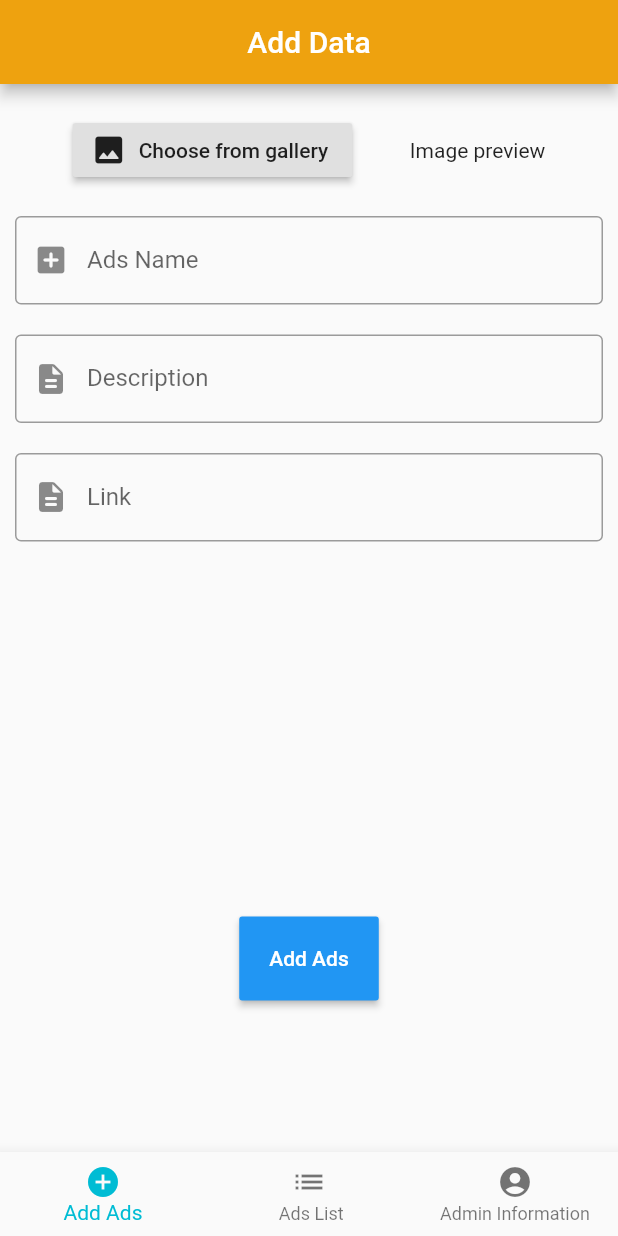
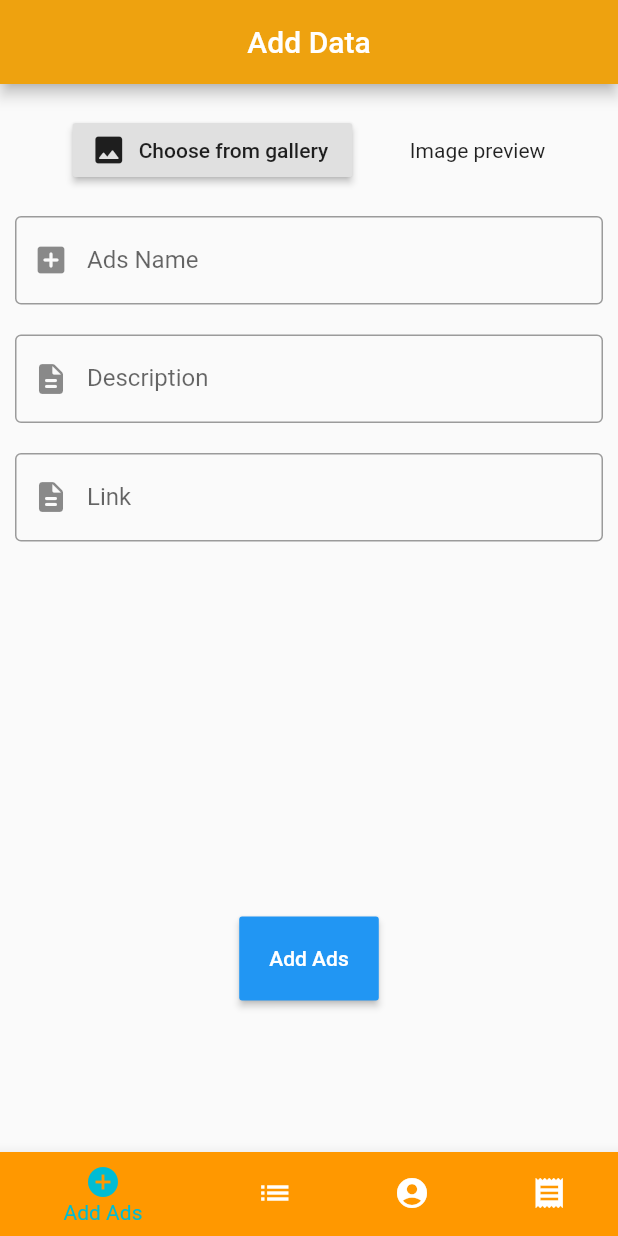
Before and after one commit to 10101100011000/AdminCariKerja, a Flutter app: the MainMenu screen opened directly, on a phone screen of 412 x 824 dp. Run offline on Flutter 3.47's test engine with Material 2 defaults, Android fonts, the phone set to English and light mode, and no system bars; our stand-ins replace cloud_firestore, equatable, firebase_auth, firebase_core, firebase_storage, flutter_spinkit and 2 more; accounts and stored records are empty.

Commit message:
making of the recipt
progress pembuatan halaman view recipt di admin

```diff
--- /dev/null
+++ b/lib/services/recipt_services.dart
@@ -0,0 +1 @@
+part of 'services.dart';
--- a/lib/services/services.dart
+++ b/lib/services/services.dart
@@ -7,6 +7,8 @@ import 'package:firebase_auth/firebase_auth.dart';
 import 'package:bloc_practice/extensions/extensions.dart';
 import 'package:firebase_storage/firebase_storage.dart';
 import 'package:image_picker/image_picker.dart';
+import 'package:bloc_practice/models/recipt.dart';
 part 'auth_services.dart';
 part 'user_services.dart';
 part 'ads_services.dart';
+part 'recipt_services.dart';
--- a/lib/ui/pages/mainmenu.dart
+++ b/lib/ui/pages/mainmenu.dart
@@ -10,7 +10,8 @@ class _MainMenuState extends State<MainMenu> {
   static List<Widget> _widgetOptions = <Widget>[
     AddPage(),
     DataPage(),
-    AccountPage()
+    AccountPage(),
+    ReciptPage()
   ];
 
   void _onItemTapped(int index) {
@@ -39,6 +40,10 @@ class _MainMenuState extends State<MainMenu> {
               icon: Icon(Icons.account_circle),
               label: 'Admin Information',
               backgroundColor: Colors.orange),
+          BottomNavigationBarItem(
+              icon: Icon(Icons.receipt),
+              label: 'Recipts',
+              backgroundColor: Colors.orange),
         ],
         currentIndex: _selectedIndex,
         selectedItemColor: Colors.cyan,
--- a/lib/ui/pages/pages.dart
+++ b/lib/ui/pages/pages.dart
@@ -20,3 +20,5 @@ part 'ads_add.dart';
 part 'ads_list.dart';
 part 'admin.dart';
 part 'edit_page.dart';
+part 'recipt_page.dart';
+part 'detail_recipt_page.dart';
--- /dev/null
+++ b/lib/ui/pages/recipt_page.dart
@@ -0,0 +1 @@
+part of 'pages.dart';
--- a/lib/ui/widgets/adscard.dart
+++ b/lib/ui/widgets/adscard.dart
@@ -26,7 +26,7 @@ class AdsCard extends StatelessWidget {
         subtitle: Text(ads.description ?? ''),
         leading: CircleAvatar(
           backgroundColor: Colors.white,
-          backgroundImage: NetworkImage(ads.image ?? '', scale: 40),
+          backgroundImage: NetworkImage(ads.image ?? ''),
         ),
         trailing: IconButton(
           icon: Icon(Icons.remove_red_eye, color: Colors.grey),
```
Also changed, not shown: lib/models/recipt.dart (added, +31 -0 lines), lib/ui/pages/detail_recipt_page.dart (added, +17 -0 lines).
